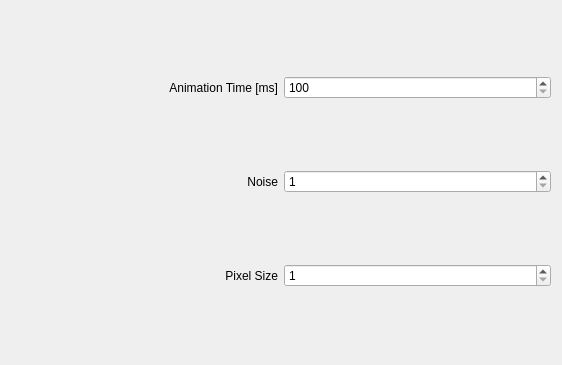
Above: kwin/pixelate/config.ui from Schneegans/Burn-My-Windows before the change. Below: the same form after it.
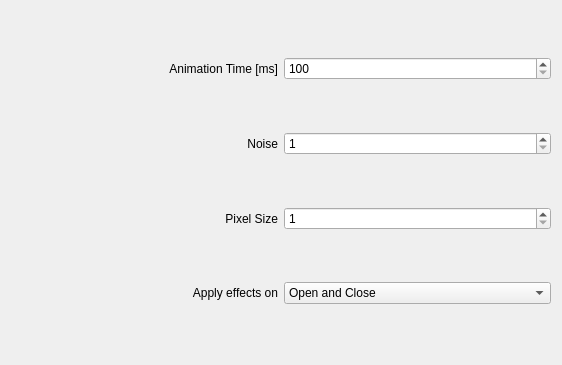
That is the form after the change.

Commit message: :tada: Apply effect on open only or close only

What changed in the file:
```diff
--- a/kwin/pixelate/config.ui
+++ b/kwin/pixelate/config.ui
@@ -86,6 +86,40 @@
                     </property>
                 </widget>
             </item>
+        
+            <item row="3" column="0">
+                <widget class="QLabel" name="label_ApplyEffectsOn">
+                    <property name="text">
+                        <string>Apply effects on</string>
+                    </property>
+                    <property name="alignment">
+                        <set>Qt::AlignmentFlag::AlignRight|Qt::AlignmentFlag::AlignTrailing|Qt::AlignmentFlag::AlignVCenter</set>
+                    </property>
+                </widget>
+            </item>
+            <item row="3" column="1">
+                <widget class="QComboBox" name="kcfg_ApplyEffectsOn">
+                                        <property name="currentIndex">
+                        <number>2</number>
+                    </property>
+<item>
+                        <property name="text">
+                            <string>Open only</string>
+                        </property>
+                    </item>
+                    <item>
+                        <property name="text">
+                            <string>Close only</string>
+                        </property>
+                    </item>
+                    <item>
+                        <property name="text">
+                            <string>Open and Close</string>
+                        </property>
+                    </item>
+                </widget>
+            </item>
+
         </layout>
     </widget>
     <resources />
```
The commit also changes 38 other files.
